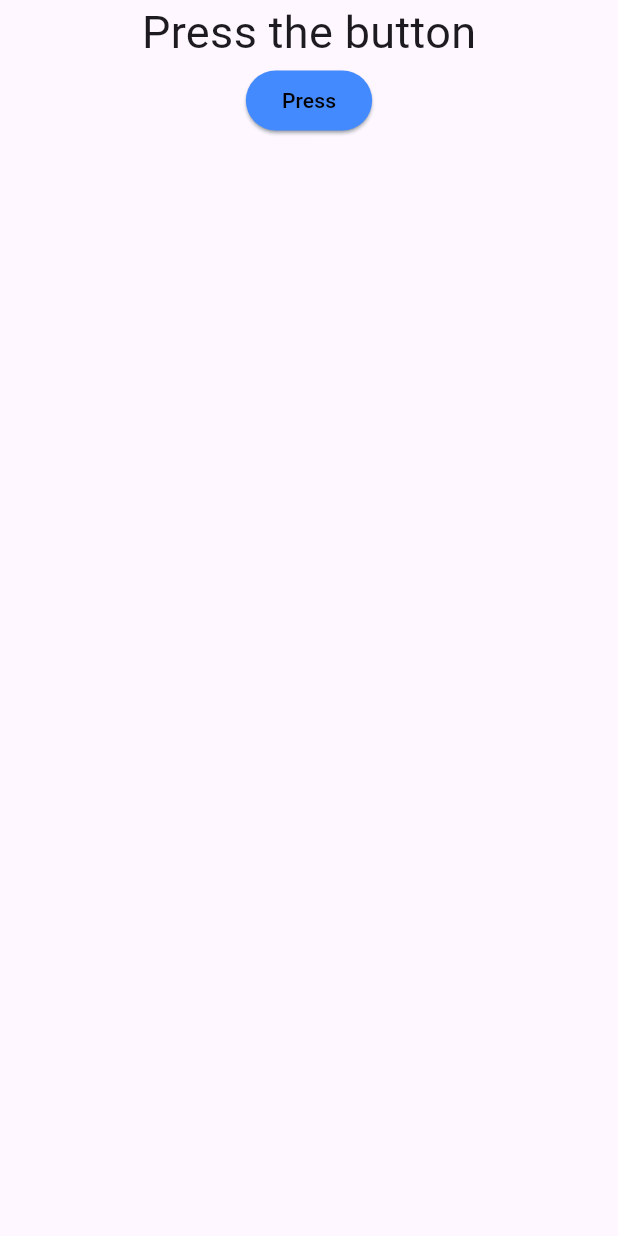
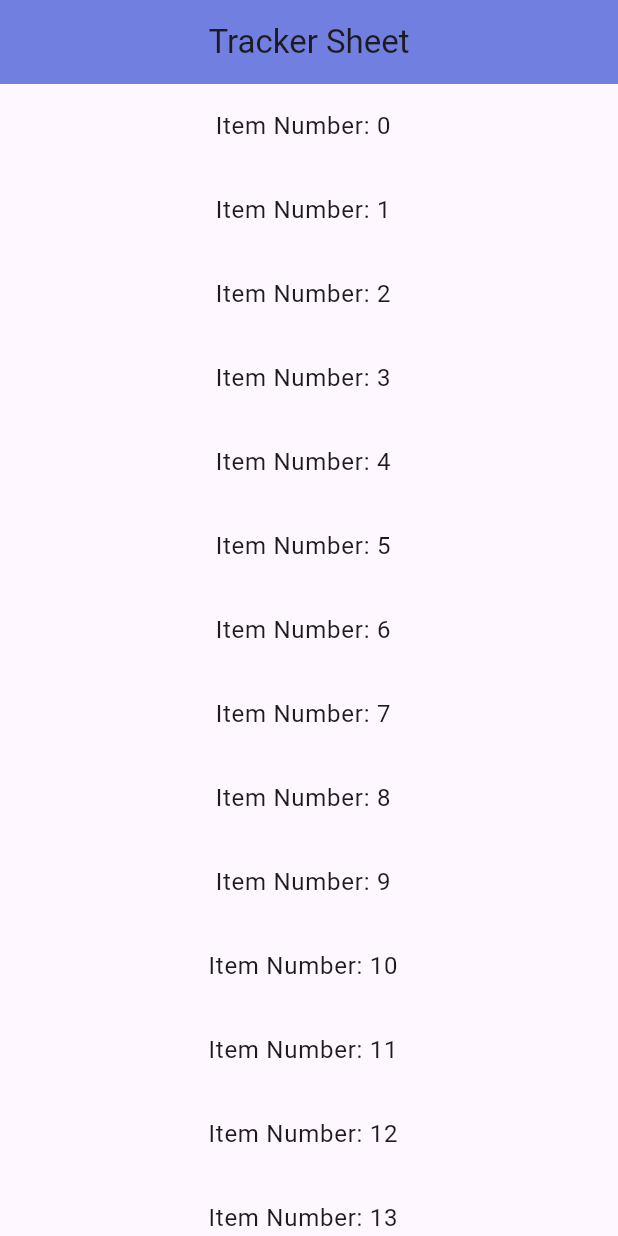
Before and after one commit to anika-moumeta/flutter_application_tracker, a Flutter app: the screen it shows after launch, on a phone screen of 412 x 824 dp. Run offline on Flutter 3.47's test engine with Material 3 defaults, Android fonts, the phone set to English and light mode, and no system bars; our stand-ins replace google_fonts; Roboto replaces fonts that are missing (Charm).

Commit message:
Problem3

```diff
--- a/lib/main.dart
+++ b/lib/main.dart
@@ -1,42 +1,36 @@
 import 'package:flutter/material.dart';
+import 'package:google_fonts/google_fonts.dart';
 
 void main() {
   runApp(const MyApp());
 }
 
-class MyApp extends StatefulWidget {
+class MyApp extends StatelessWidget {
   const MyApp({super.key});
-
-  @override
-  State<MyApp> createState() => _MyAppState();
-}
-
-class _MyAppState extends State<MyApp> {
-  String _displayText = "Press the button";
-  void _changeText() {
-    setState(() {
-      _displayText = "Button pressed";
-    });
-  }
 
   @override
   Widget build(BuildContext context) {
     return MaterialApp(
+      debugShowCheckedModeBanner: false,
       home: Scaffold(
-        body: Center(
-          child: Column(
-            children: [
-              Text(_displayText, style: TextStyle(fontSize: 30)),
-              ElevatedButton(
-                onPressed: _changeText,
-                child: Text("Press", style: TextStyle(color: Colors.black)),
-                style: ButtonStyle(
-                  backgroundColor: MaterialStateProperty.all(Colors.blueAccent),
-                  shadowColor: MaterialStateProperty.all(Colors.blueGrey),
+        appBar: AppBar(
+          centerTitle: true,
+          title: Text("Tracker Sheet"),
+          backgroundColor: const Color.fromARGB(255, 113, 128, 224),
+        ),
+        body: ListView.builder(
+          itemCount: 15,
+          itemBuilder: (BuildContext context, int index) {
+            return ListTile(
+              title: Center(
+                child: Text(
+                  "Item Number: $index",
+                  style: GoogleFonts.charm(),
+                  selectionColor: Color.fromARGB(0, 16, 164, 36),
                 ),
               ),
-            ],
-          ),
+            );
+          },
         ),
       ),
     );
```
Also changed, not shown: pubspec.yaml (+5 -5 lines), 1 other file.
